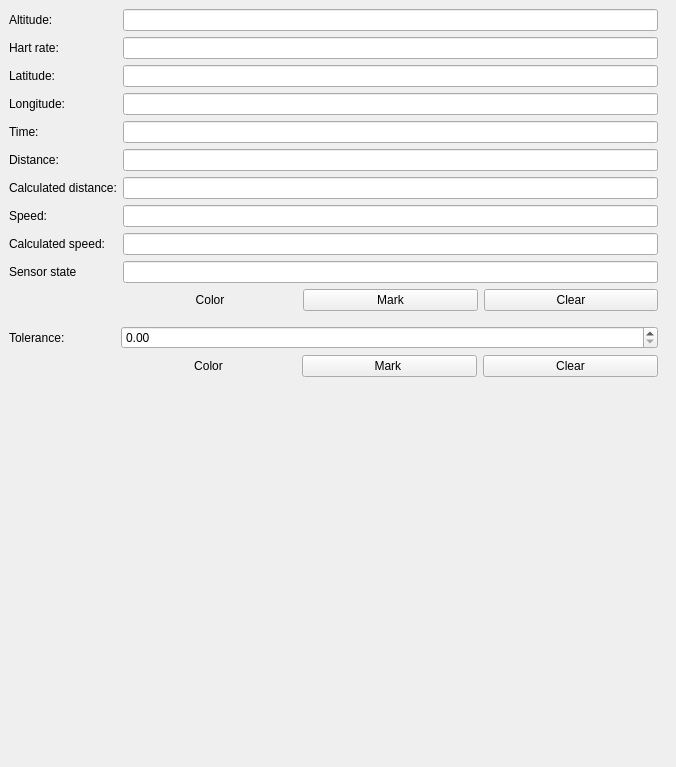
The window that gui/marking_dock.ui (SergiuToporjinschi/GPSTrackEditor) describes before a commit, drawn with Qt 5.
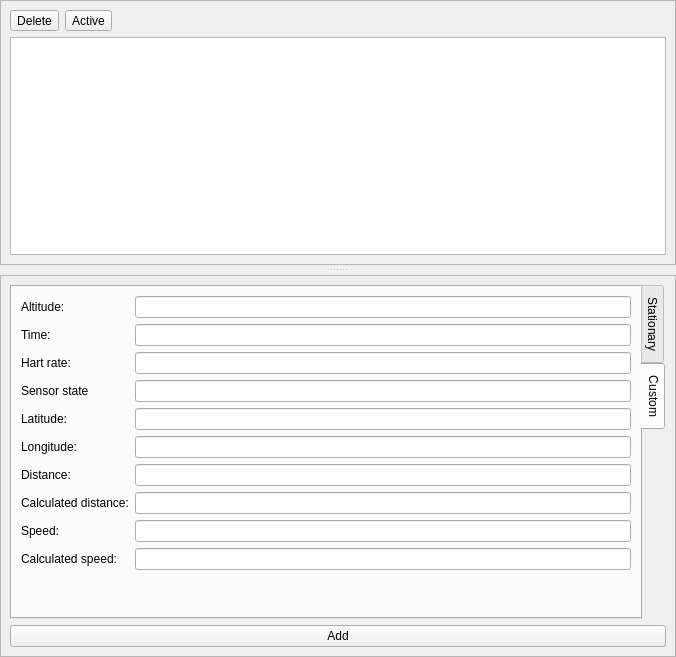
The same window after the commit. The open tabs and pages were chosen to show the change.

```diff
--- a/gui/marking_dock.ui
+++ b/gui/marking_dock.ui
@@ -7,7 +7,7 @@
     <x>0</x>
     <y>0</y>
     <width>676</width>
-    <height>767</height>
+    <height>657</height>
    </rect>
   </property>
   <property name="floating">
@@ -21,6 +21,21 @@
   </property>
   <widget class="QWidget" name="dockWidgetContents">
    <layout class="QVBoxLayout" name="verticalLayout">
+    <property name="spacing">
+     <number>0</number>
+    </property>
+    <property name="leftMargin">
+     <number>0</number>
+    </property>
+    <property name="topMargin">
+     <number>0</number>
+    </property>
+    <property name="rightMargin">
+     <number>0</number>
+    </property>
+    <property name="bottomMargin">
+     <number>0</number>
+    </property>
     <item>
      <widget class="QScrollArea" name="scrollArea_4">
       <property name="frameShape">
@@ -40,11 +55,14 @@
         <rect>
          <x>0</x>
          <y>0</y>
-         <width>658</width>
-         <height>725</height>
+         <width>676</width>
+         <height>633</height>
         </rect>
        </property>
-       <layout class="QVBoxLayout" name="verticalLayout_14">
+       <property name="autoFillBackground">
+        <bool>false</bool>
+       </property>
+       <layout class="QVBoxLayout" name="verticalLayout_4">
         <property name="leftMargin">
          <number>0</number>
         </property>
@@ -58,25 +76,134 @@
          <number>0</number>
         </property>
         <item>
-         <widget class="QFrame" name="frameFilders1_2">
+         <widget class="QSplitter" name="splitter_2">
+          <property name="orientation">
+           <enum>Qt::Vertical</enum>
+          </property>
+          <property name="handleWidth">
+           <number>10</number>
+          </property>
+          <widget class="QFrame" name="frameTop">
           <property name="frameShape">
-           <enum>QFrame::NoFrame</enum>
+            <enum>QFrame::StyledPanel</enum>
           </property>
           <property name="frameShadow">
            <enum>QFrame::Raised</enum>
           </property>
-          <layout class="QFormLayout" name="formLayout_6">
-           <property name="leftMargin">
-            <number>0</number>
-           </property>
-           <property name="topMargin">
+           <layout class="QVBoxLayout" name="verticalLayout_3">
+            <item>
+             <layout class="QHBoxLayout" name="horizontalLayout">
+              <item>
+               <widget class="QToolButton" name="toolDelete">
+                <property name="text">
+                 <string>Delete</string>
+                </property>
+                <property name="toolButtonStyle">
+                 <enum>Qt::ToolButtonTextBesideIcon</enum>
+                </property>
+               </widget>
+              </item>
+              <item>
+               <widget class="QToolButton" name="toolActivate">
+                <property name="text">
+                 <string>Active</string>
+                </property>
+                <property name="checkable">
+                 <bool>true</bool>
+                </property>
+               </widget>
+              </item>
+              <item>
+               <spacer name="horizontalSpacer">
+                <property name="orientation">
+                 <enum>Qt::Horizontal</enum>
+                </property>
+                <property name="sizeHint" stdset="0">
+                 <size>
+                  <width>40</width>
+                  <height>20</height>
+                 </size>
+                </property>
+               </spacer>
+              </item>
+             </layout>
+            </item>
+            <item>
+             <widget class="QTreeView" name="treeViewMarker">
+              <property name="alternatingRowColors">
+               <bool>true</bool>
+              </property>
+              <property name="selectionMode">
+               <enum>QAbstractItemView::ContiguousSelection</enum>
+              </property>
+              <property name="uniformRowHeights">
+               <bool>true</bool>
+              </property>
+              <property name="animated">
+               <bool>true</bool>
+              </property>
+             </widget>
+            </item>
+           </layout>
+          </widget>
+          <widget class="QFrame" name="frameBottom">
+           <property name="frameShape">
+            <enum>QFrame::StyledPanel</enum>
+           </property>
+           <property name="frameShadow">
+            <enum>QFrame::Raised</enum>
+           </property>
+           <property name="lineWidth">
+            <number>10</number>
+           </property>
+           <layout class="QVBoxLayout" name="verticalLayout_2">
+            <item>
+             <widget class="QTabWidget" name="tabWidget">
+              <property name="tabPosition">
+               <enum>QTabWidget::East</enum>
+              </property>
+              <property name="currentIndex">
             <number>0</number>
            </property>
-           <property name="rightMargin">
+              <widget class="QWidget" name="tabStationary">
+               <attribute name="title">
+                <string>Stationary</string>
+               </attribute>
+               <layout class="QFormLayout" name="formLayout_2">
+                <item row="0" column="0">
+                 <widget class="QLabel" name="label_163">
+                  <property name="sizePolicy">
+                   <sizepolicy hsizetype="Minimum" vsizetype="Minimum">
+                    <horstretch>0</horstretch>
+                    <verstretch>0</verstretch>
+                   </sizepolicy>
+                  </property>
+                  <property name="minimumSize">
+                   <size>
+                    <width>106</width>
+                    <height>0</height>
+                   </size>
+                  </property>
+                  <property name="text">
+                   <string>Tolerance:</string>
+                  </property>
+                 </widget>
+                </item>
+                <item row="0" column="1">
+                 <widget class="QDoubleSpinBox" name="spinBoxStatTolerance"/>
+                </item>
+               </layout>
+              </widget>
+              <widget class="QWidget" name="tabCustom">
+               <attribute name="title">
+                <string>Custom</string>
+               </attribute>
+               <layout class="QFormLayout" name="formLayout">
+                <property name="leftMargin">
             <number>9</number>
            </property>
-           <property name="bottomMargin">
-            <number>0</number>
+                <property name="rightMargin">
+                 <number>9</number>
            </property>
            <item row="0" column="0">
             <widget class="QLabel" name="label_167">
@@ -86,236 +213,139 @@
             </widget>
            </item>
            <item row="0" column="1">
-            <widget class="QLineEdit" name="editFindByAltitude"/>
+                 <widget class="QLineEdit" name="editAltitude"/>
            </item>
            <item row="1" column="0">
-            <widget class="QLabel" name="label_168">
+                 <widget class="QLabel" name="label_164">
              <property name="text">
-              <string>Hart rate:</string>
+                   <string>Time:</string>
+                  </property>
+                  <property name="buddy">
+                   <cstring>editTime</cstring>
              </property>
             </widget>
            </item>
            <item row="1" column="1">
-            <widget class="QLineEdit" name="editFindByHartRate"/>
+                 <widget class="QLineEdit" name="editTime"/>
            </item>
            <item row="2" column="0">
-            <widget class="QLabel" name="label_165">
+                 <widget class="QLabel" name="label_168">
              <property name="text">
-              <string>Latitude:</string>
+                   <string>Hart rate:</string>
+                  </property>
+                  <property name="buddy">
+                   <cstring>editHartRate</cstring>
              </property>
             </widget>
            </item>
            <item row="2" column="1">
-            <widget class="QLineEdit" name="editFindByLatitude"/>
+                 <widget class="QLineEdit" name="editHartRate"/>
            </item>
            <item row="3" column="0">
-            <widget class="QLabel" name="label_166">
+                 <widget class="QLabel" name="label_162">
              <property name="text">
-              <string>Longitude:</string>
+                   <string>Sensor state</string>
+                  </property>
+                  <property name="buddy">
+                   <cstring>editSensorState</cstring>
              </property>
             </widget>
            </item>
            <item row="3" column="1">
-            <widget class="QLineEdit" name="editFindByLongitude"/>
+                 <widget class="QLineEdit" name="editSensorState"/>
            </item>
            <item row="4" column="0">
-            <widget class="QLabel" name="label_164">
+                 <widget class="QLabel" name="label_165">
              <property name="text">
-              <string>Time:</string>
+                   <string>Latitude:</string>
+                  </property>
+                  <property name="buddy">
+                   <cstring>editLatitude</cstring>
              </property>
             </widget>
            </item>
            <item row="4" column="1">
-            <widget class="QLineEdit" name="editFindByTime"/>
+                 <widget class="QLineEdit" name="editLatitude"/>
            </item>
            <item row="5" column="0">
-            <widget class="QLabel" name="label_158">
+                 <widget class="QLabel" name="label_166">
              <property name="text">
-              <string>Distance:</string>
+                   <string>Longitude:</string>
+                  </property>
+                  <property name="buddy">
+                   <cstring>editLongitude</cstring>
              </property>
             </widget>
            </item>
            <item row="5" column="1">
-            <widget class="QLineEdit" name="editFindByDistance"/>
+                 <widget class="QLineEdit" name="editLongitude"/>
            </item>
            <item row="6" column="0">
-            <widget class="QLabel" name="label_159">
+                 <widget class="QLabel" name="label_158">
              <property name="text">
-              <string>Calculated distance:</string>
+                   <string>Distance:</string>
+                  </property>
+                  <property name="buddy">
+                   <cstring>editDistance</cstring>
              </property>
             </widget>
            </item>
            <item row="6" column="1">
-            <widget class="QLineEdit" name="editFindByCalculatedDistance"/>
+                 <widget class="QLineEdit" name="editDistance"/>
            </item>
            <item row="7" column="0">
-            <widget class="QLabel" name="label_160">
+                 <widget class="QLabel" name="label_159">
              <property name="text">
-              <string>Speed:</string>
+                   <string>Calculated distance:</string>
+                  </property>
+                  <property name="buddy">
+                   <cstring>editCalculatedDistance</cstring>
              </property>
             </widget>
            </item>
            <item row="7" column="1">
-            <widget class="QLineEdit" name="editFindBySpeed"/>
+                 <widget class="QLineEdit" name="editCalculatedDistance"/>
            </item>
            <item row="8" column="0">
-            <widget class="QLabel" name="label_161">
+                 <widget class="QLabel" name="label_160">
              <property name="text">
-              <string>Calculated speed:</string>
+                   <string>Speed:</string>
+                  </property>
+                  <property name="buddy">
+                   <cstring>editSpeed</cstring>
              </property>
             </widget>
            </item>
            <item row="8" column="1">
-            <widget class="QLineEdit" name="editFindByCalculatedSpeed"/>
+                 <widget class="QLineEdit" name="editSpeed"/>
            </item>
            <item row="9" column="0">
-            <widget class="QLabel" name="label_162">
+                 <widget class="QLabel" name="label_161">
              <property name="text">
-              <string>Sensor state</string>
+                   <string>Calculated speed:</string>
+                  </property>
+                  <property name="buddy">
+                   <cstring>editCalculatedSpeed</cstring>
              </property>
             </widget>
            </item>
            <item row="9" column="1">
-            <widget class="QLineEdit" name="editFindBySensorState"/>
-           </item>
-           <item row="10" column="1">
-            <layout class="QHBoxLayout" name="horizontalLayout_3">
-             <property name="leftMargin">
-              <number>0</number>
-             </property>
-             <property name="topMargin">
-              <number>0</number>
-             </property>
-             <item>
-              <widget class="QPushButton" name="pushCustomMarkSelColor">
-               <property name="focusPolicy">
-                <enum>Qt::NoFocus</enum>
-               </property>
-               <property name="autoFillBackground">
-                <bool>true</bool>
-               </property>
-               <property name="text">
-                <string>Color</string>
-               </property>
-               <property name="flat">
-                <bool>true</bool>
-               </property>
-              </widget>
-             </item>
-             <item>
-              <widget class="QPushButton" name="pushCustomMark">
-               <property name="text">
-                <string>Mark</string>
-               </property>
-              </widget>
-             </item>
-             <item>
-              <widget class="QPushButton" name="pushCustomMarkClear">
-               <property name="text">
-                <string>Clear</string>
-               </property>
-              </widget>
-             </item>
-            </layout>
-           </item>
-          </layout>
-         </widget>
-        </item>
-        <item>
-         <widget class="QFrame" name="frame_28">
-          <property name="sizePolicy">
-           <sizepolicy hsizetype="Preferred" vsizetype="Fixed">
-            <horstretch>0</horstretch>
-            <verstretch>0</verstretch>
-           </sizepolicy>
-          </property>
-          <layout class="QFormLayout" name="formLayout">
-           <property name="leftMargin">
-            <number>0</number>
-           </property>
-           <property name="topMargin">
-            <number>9</number>
-           </property>
-           <property name="bottomMargin">
-            <number>0</number>
-           </property>
-           <item row="0" column="0">
-            <widget class="QLabel" name="label_163">
-             <property name="sizePolicy">
-              <sizepolicy hsizetype="Minimum" vsizetype="Minimum">
-               <horstretch>0</horstretch>
-               <verstretch>0</verstretch>
-              </sizepolicy>
-             </property>
-             <property name="minimumSize">
-              <size>
-               <width>106</width>
-               <height>0</height>
-              </size>
-             </property>
-             <property name="text">
-              <string>Tolerance:</string>
-             </property>
-            </widget>
-           </item>
-           <item row="0" column="1">
-            <widget class="QDoubleSpinBox" name="spinBoxMarkStatTolerance"/>
-           </item>
-           <item row="2" column="1">
-            <layout class="QHBoxLayout" name="horizontalLayout_2">
-             <property name="leftMargin">
-              <number>0</number>
-             </property>
-             <property name="topMargin">
-              <number>0</number>
-             </property>
+                 <widget class="QLineEdit" name="editCalculatedSpeed"/>
+                </item>
+               </layout>
+              </widget>
+             </widget>
+            </item>
              <item>
-              <widget class="QPushButton" name="pushStatMarkSelColor">
-               <property name="focusPolicy">
-                <enum>Qt::NoFocus</enum>
-               </property>
-               <property name="autoFillBackground">
-                <bool>true</bool>
-               </property>
+             <widget class="QPushButton" name="pushAdd">
                <property name="text">
-                <string>Color</string>
-               </property>
-               <property name="flat">
-                <bool>true</bool>
-               </property>
-              </widget>
-             </item>
-             <item>
-              <widget class="QPushButton" name="pushStatMark">
-               <property name="text">
-                <string>Mark </string>
-               </property>
-              </widget>
-             </item>
-             <item>
-              <widget class="QPushButton" name="pushStatMarkClear">
-               <property name="text">
-                <string>Clear</string>
-               </property>
-              </widget>
-             </item>
-            </layout>
-           </item>
-          </layout>
-         </widget>
-        </item>
-        <item>
-         <spacer name="verticalSpacer">
-          <property name="orientation">
-           <enum>Qt::Vertical</enum>
-          </property>
-          <property name="sizeHint" stdset="0">
-           <size>
-            <width>20</width>
-            <height>40</height>
-           </size>
-          </property>
-         </spacer>
+               <string>Add</string>
+              </property>
+             </widget>
+            </item>
+           </layout>
+          </widget>
+         </widget>
         </item>
        </layout>
       </widget>
```
Left out of the diff: 32 changed lines with no effect on the pictures. Lines whose indentation alone changed are shown as unchanged.
